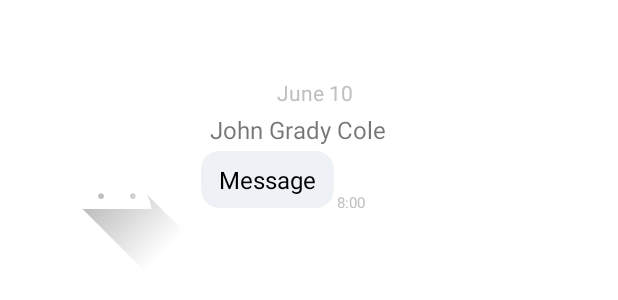
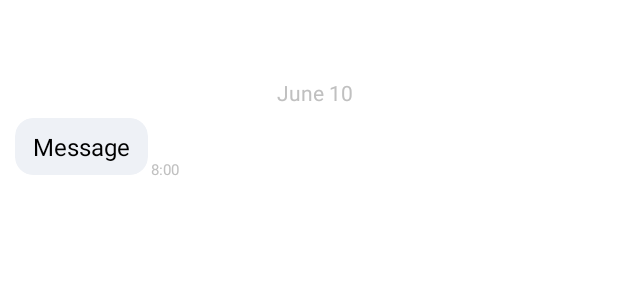
Before and after one commit to abeni5049/Memegram, an Android app: the layout item_message_received.xml on its own in the app's theme, with its tools: preview values and no code run, on a phone screen of 412 x 824 dp. Shown: the top 300 px of the screen. Run offline under Robolectric (Android 15) with nearby library versions, the phone set to English and light mode, and no system bars.

Commit message:
made the chatting live

```diff
--- a/app/src/main/res/layout/activity_profile.xml
+++ b/app/src/main/res/layout/activity_profile.xml
@@ -110,6 +110,7 @@
         android:layout_height="wrap_content">
 
         <Button
+            android:id="@+id/follow_button"
             android:layout_margin="4dp"
             android:text="Follow"
             android:layout_width="0dp"
@@ -119,6 +120,7 @@
 
 
         <Button
+            android:id="@+id/message_button"
             android:layout_margin="4dp"
             android:text="Message"
             android:textColor="@color/dark"
--- a/app/src/main/res/layout/item_message_received.xml
+++ b/app/src/main/res/layout/item_message_received.xml
@@ -7,7 +7,7 @@
     android:layout_marginTop="16dp">
 
     <TextView
-        android:id="@+id/text_gchat_date_other"
+        android:id="@+id/date_text"
         android:layout_width="wrap_content"
         android:layout_height="wrap_content"
         android:layout_marginTop="32dp"
@@ -21,25 +21,6 @@
         app:layout_constraintStart_toStartOf="parent"
         app:layout_constraintTop_toTopOf="parent" />
 
-    <ImageView
-        android:id="@+id/image_gchat_profile_other"
-        android:layout_width="wrap_content"
-        android:layout_height="wrap_content"
-        android:layout_marginStart="16dp"
-        android:contentDescription="User Icon"
-        android:src="@drawable/ic_launcher_foreground"
-        app:layout_constraintStart_toStartOf="parent"
-        app:layout_constraintTop_toBottomOf="@+id/text_gchat_date_other" />
-
-    <TextView
-        android:id="@+id/text_gchat_user_other"
-        android:layout_width="wrap_content"
-        android:layout_height="wrap_content"
-        android:layout_marginStart="8dp"
-        android:text="John Grady Cole"
-        android:textSize="16sp"
-        app:layout_constraintStart_toEndOf="@+id/image_gchat_profile_other"
-        app:layout_constraintTop_toBottomOf="@+id/text_gchat_date_other" />
 
     <androidx.cardview.widget.CardView
         android:id="@+id/card_gchat_message_other"
@@ -50,8 +31,7 @@
         app:cardElevation="0dp"
         app:cardPreventCornerOverlap="false"
         app:cardUseCompatPadding="true"
-        app:layout_constraintStart_toEndOf="@+id/image_gchat_profile_other"
-        app:layout_constraintTop_toBottomOf="@+id/text_gchat_user_other">
+        app:layout_constraintTop_toBottomOf="@+id/date_text">
 
         <LinearLayout
             android:id="@+id/layout_gchat_container_other"
```
Also changed, not shown: app/src/main/java/com/example/memegram/ProfileActivity.java (+11 -0 lines), app/src/main/java/com/example/memegram/chat/MessageActivity.java (+66 -3 lines), app/src/main/java/com/example/memegram/chat/MessageListAdapter.java (+33 -18 lines), app/src/main/res/layout/activity_message.xml (+6 -22 lines).
